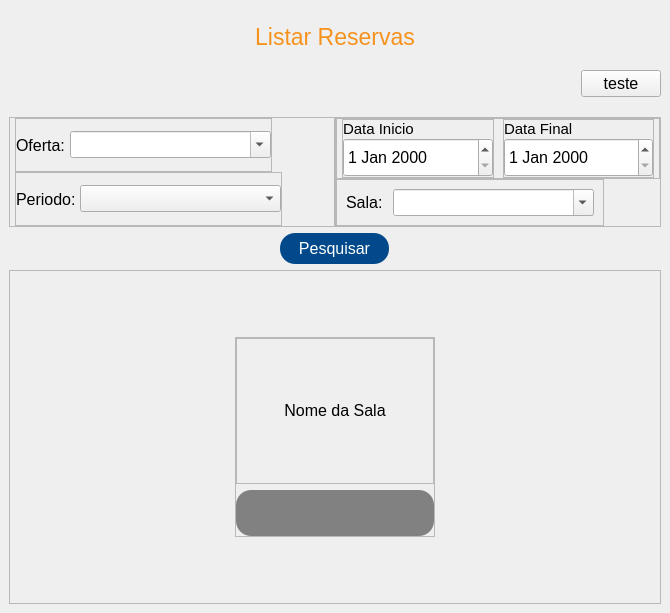
Senac-SOR-ADS/Mapa-de-Sala, file App/view/ui/pesquisa.ui: the form before one commit.
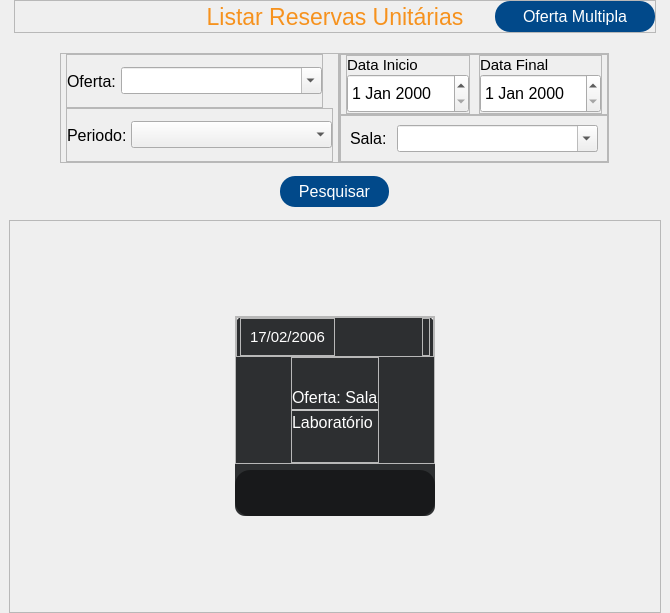
The form after the commit. Icons and pictures are not drawn.

Commit message: tela pesquisa feita

Patch:
```diff
--- a/App/view/ui/pesquisa.ui
+++ b/App/view/ui/pesquisa.ui
@@ -14,7 +14,7 @@
    <string>Form</string>
   </property>
   <property name="styleSheet">
-   <string notr="true">#titulo {
+   <string notr="true">#titulo, #titulo2 {
 	color: #f6921e;
 }
 
@@ -41,17 +41,30 @@
 	background-color: red;
 }
 
-#btnPesquisar {
+#btnPesquisar, #btnTrocarOfetaMultipla, #btnTrocarOfetaUnitaria {
 	color: #fff;
 	background-color: #01498a;
 	border-radius: 15px;
 	border: none;
 }
 
-#btnPesquisar:hover {
+#btnPesquisar:hover, #btnTrocarOfetaMultipla :hover, #btnTrocarOfetaUnitaria:hover {
 	color: #fff;
 	background-color: #f6921e;
 }
+
+#conteudo {
+	background-color: #2d2f31;
+	border-radius: 10px;
+}
+
+#conteudo QLabel {
+	color: #FFF;
+}
+
+#linhaCard {
+	background-color: #FFF;
+}
 </string>
   </property>
   <layout class="QVBoxLayout" name="verticalLayout">
@@ -72,11 +85,23 @@
    </property>
    <item>
     <widget class="QStackedWidget" name="stackReservas">
+     <property name="styleSheet">
+      <string notr="true"/>
+     </property>
      <property name="currentIndex">
       <number>0</number>
      </property>
      <widget class="QWidget" name="reservaUnica">
       <layout class="QVBoxLayout" name="verticalLayout_8">
+       <property name="spacing">
+        <number>13</number>
+       </property>
+       <property name="topMargin">
+        <number>0</number>
+       </property>
+       <property name="bottomMargin">
+        <number>0</number>
+       </property>
        <item>
         <widget class="QWidget" name="widget_3" native="true">
          <layout class="QVBoxLayout" name="verticalLayout_4">
@@ -84,48 +109,100 @@
            <number>20</number>
           </property>
           <property name="leftMargin">
-           <number>0</number>
+           <number>5</number>
           </property>
           <property name="topMargin">
-           <number>15</number>
+           <number>0</number>
           </property>
           <property name="rightMargin">
-           <number>0</number>
+           <number>5</number>
           </property>
           <property name="bottomMargin">
            <number>0</number>
           </property>
           <item>
-           <widget class="QLabel" name="titulo">
-            <property name="font">
-             <font>
-              <pointsize>17</pointsize>
-             </font>
+           <widget class="QFrame" name="frame_15">
+            <property name="frameShape">
+             <enum>QFrame::StyledPanel</enum>
             </property>
-            <property name="text">
-             <string>Listar Reservas</string>
+            <property name="frameShadow">
+             <enum>QFrame::Raised</enum>
             </property>
-            <property name="alignment">
-             <set>Qt::AlignCenter</set>
-            </property>
+            <layout class="QHBoxLayout" name="horizontalLayout_9" stretch="1,2,1">
+             <property name="spacing">
+              <number>0</number>
+             </property>
+             <property name="leftMargin">
+              <number>0</number>
+             </property>
+             <property name="topMargin">
+              <number>0</number>
+             </property>
+             <property name="rightMargin">
+              <number>0</number>
+             </property>
+             <property name="bottomMargin">
+              <number>0</number>
+             </property>
+             <item>
+              <spacer name="horizontalSpacer_2">
+               <property name="orientation">
+                <enum>Qt::Horizontal</enum>
+               </property>
+               <property name="sizeHint" stdset="0">
+                <size>
+                 <width>40</width>
+                 <height>20</height>
+                </size>
+               </property>
+              </spacer>
+             </item>
+             <item>
+              <widget class="QLabel" name="titulo">
+               <property name="sizePolicy">
+                <sizepolicy hsizetype="Expanding" vsizetype="Preferred">
+                 <horstretch>0</horstretch>
+                 <verstretch>0</verstretch>
+                </sizepolicy>
+               </property>
+               <property name="font">
+                <font>
+                 <pointsize>17</pointsize>
+                </font>
+               </property>
+               <property name="text">
+                <string>Listar Reservas Unitárias</string>
+               </property>
+               <property name="alignment">
+                <set>Qt::AlignCenter</set>
+               </property>
+              </widget>
+             </item>
+             <item>
+              <widget class="QPushButton" name="btnTrocarOfetaMultipla">
+               <property name="minimumSize">
+                <size>
+                 <width>117</width>
+                 <height>31</height>
+                </size>
+               </property>
+               <property name="font">
+                <font>
+                 <pointsize>12</pointsize>
+                </font>
+               </property>
+               <property name="cursor">
+                <cursorShape>PointingHandCursor</cursorShape>
+               </property>
+               <property name="text">
+                <string>Oferta Multipla</string>
+               </property>
+              </widget>
+             </item>
+            </layout>
            </widget>
           </item>
-          <item alignment="Qt::AlignRight">
-           <widget class="QPushButton" name="teste">
-            <property name="font">
-             <font>
-              <pointsize>12</pointsize>
-             </font>
-            </property>
-            <property name="cursor">
-             <cursorShape>PointingHandCursor</cursorShape>
-            </property>
-            <property name="text">
-             <string>teste</string>
-            </property>
-           </widget>
-          </item>
-          <item>
+          <item alignment="Qt::AlignHCenter">
            <widget class="QWidget" name="widget" native="true">
             <layout class="QHBoxLayout" name="horizontalLayout_5">
              <property name="spacing">
@@ -579,7 +656,7 @@
             <x>0</x>
             <y>0</y>
             <width>650</width>
-            <height>332</height>
+            <height>393</height>
            </rect>
           </property>
           <layout class="QGridLayout" name="gridLayout">
@@ -627,23 +704,211 @@
                 <property name="frameShadow">
                  <enum>QFrame::Raised</enum>
                 </property>
-                <layout class="QHBoxLayout" name="horizontalLayout_7">
-                 <item alignment="Qt::AlignHCenter|Qt::AlignVCenter">
-                  <widget class="QLabel" name="nomeSala">
-                   <property name="font">
-                    <font>
-                     <pointsize>12</pointsize>
-                    </font>
+                <layout class="QVBoxLayout" name="verticalLayout_11">
+                 <property name="spacing">
+                  <number>0</number>
+                 </property>
+                 <property name="leftMargin">
+                  <number>0</number>
+                 </property>
+                 <property name="topMargin">
+                  <number>0</number>
+                 </property>
+                 <property name="rightMargin">
+                  <number>0</number>
+                 </property>
+                 <property name="bottomMargin">
+                  <number>0</number>
+                 </property>
+                 <item alignment="Qt::AlignTop">
+                  <widget class="QFrame" name="frame_7">
+                   <property name="frameShape">
+                    <enum>QFrame::StyledPanel</enum>
                    </property>
-                   <property name="text">
-                    <string>Nome da Sala</string>
+                   <property name="frameShadow">
+                    <enum>QFrame::Raised</enum>
                    </property>
-                   <property name="scaledContents">
-                    <bool>true</bool>
+                   <layout class="QHBoxLayout" name="horizontalLayout_8">
+                    <property name="spacing">
+                     <number>5</number>
+                    </property>
+                    <property name="leftMargin">
+                     <number>3</number>
+                    </property>
+                    <property name="topMargin">
+                     <number>0</number>
+                    </property>
+                    <property name="rightMargin">
+                     <number>3</number>
+                    </property>
+                    <property name="bottomMargin">
+                     <number>0</number>
+                    </property>
+                    <item>
+                     <widget class="QFrame" name="frame_11">
+                      <property name="frameShape">
+                       <enum>QFrame::StyledPanel</enum>
+                      </property>
+                      <property name="frameShadow">
+                       <enum>QFrame::Raised</enum>
+                      </property>
+                      <layout class="QVBoxLayout" name="verticalLayout_9">
+                       <item>
+                        <widget class="QLabel" name="label_6">
+                         <property name="font">
+                          <font>
+                           <pointsize>11</pointsize>
+                          </font>
+                         </property>
+                         <property name="text">
+                          <string>17/02/2006</string>
+                         </property>
+                        </widget>
+                       </item>
+                      </layout>
+                     </widget>
+                    </item>
+                    <item>
+                     <spacer name="horizontalSpacer">
+                      <property name="orientation">
+                       <enum>Qt::Horizontal</enum>
+                      </property>
+                      <property name="sizeHint" stdset="0">
+                       <size>
+                        <width>40</width>
+                        <height>20</height>
+                       </size>
+                      </property>
+                     </spacer>
+                    </item>
+                    <item>
+                     <widget class="QFrame" name="frame_12">
+                      <property name="frameShape">
+                       <enum>QFrame::StyledPanel</enum>
+                      </property>
+                      <property name="frameShadow">
+                       <enum>QFrame::Raised</enum>
+                      </property>
+                      <layout class="QVBoxLayout" name="verticalLayout_10">
+                       <property name="spacing">
+                        <number>0</number>
+                       </property>
+                       <property name="leftMargin">
+                        <number>0</number>
+                       </property>
+                       <property name="topMargin">
+                        <number>0</number>
+                       </property>
+                       <property name="rightMargin">
+                        <number>0</number>
+                       </property>
+                       <property name="bottomMargin">
+                        <number>0</number>
+                       </property>
+                       <item>
+                        <widget class="QLabel" name="label_7">
+                         <property name="maximumSize">
+                          <size>
+                           <width>30</width>
+                           <height>30</height>
+                          </size>
+                         </property>
+                         <property name="font">
+                          <font>
+                           <pointsize>8</pointsize>
+                          </font>
+                         </property>
+                         <property name="text">
+                          <string/>
+                         </property>
+                         <property name="pixmap">
+                          <pixmap>icones/iconManha.png</pixmap>
+                         </property>
+                         <property name="scaledContents">
+                          <bool>true</bool>
+                         </property>
+                         <property name="alignment">
+                          <set>Qt::AlignCenter</set>
+                         </property>
+                        </widget>
+                       </item>
+                      </layout>
+                     </widget>
+                    </item>
+                   </layout>
+                  </widget>
+                 </item>
+                 <item alignment="Qt::AlignHCenter">
+                  <widget class="QFrame" name="frame_13">
+                   <property name="sizePolicy">
+                    <sizepolicy hsizetype="Expanding" vsizetype="Expanding">
+                     <horstretch>0</horstretch>
+                     <verstretch>0</verstretch>
+                    </sizepolicy>
                    </property>
-                   <property name="alignment">
-                    <set>Qt::AlignCenter</set>
+                   <property name="frameShape">
+                    <enum>QFrame::StyledPanel</enum>
                    </property>
+                   <property name="frameShadow">
+                    <enum>QFrame::Raised</enum>
+                   </property>
+                   <layout class="QVBoxLayout" name="verticalLayout_13">
+                    <property name="spacing">
+                     <number>2</number>
+                    </property>
+                    <property name="leftMargin">
+                     <number>0</number>
+                    </property>
+                    <property name="topMargin">
+                     <number>0</number>
+                    </property>
+                    <property name="rightMargin">
+                     <number>0</number>
+                    </property>
+                    <property name="bottomMargin">
+                     <number>0</number>
+                    </property>
+                    <item alignment="Qt::AlignBottom">
+                     <widget class="QLabel" name="label_8">
+                      <property name="font">
+                       <font>
+                        <pointsize>12</pointsize>
+                       </font>
+                      </property>
+                      <property name="text">
+                       <string>Oferta: Sala</string>
+                      </property>
+                     </widget>
+                    </item>
+                    <item>
+                     <widget class="QFrame" name="linhaCard">
+                      <property name="maximumSize">
+                       <size>
+                        <width>16777215</width>
+                        <height>2</height>
+                       </size>
+                      </property>
+                      <property name="frameShape">
+                       <enum>QFrame::StyledPanel</enum>
+                      </property>
+                      <property name="frameShadow">
+                       <enum>QFrame::Raised</enum>
+                      </property>
+                     </widget>
+                    </item>
+                    <item alignment="Qt::AlignTop">
+                     <widget class="QLabel" name="label_9">
+                      <property name="font">
+                       <font>
+                        <pointsize>12</pointsize>
+                       </font>
+                      </property>
+                      <property name="text">
+                       <string>Laboratório</string>
+                      </property>
+                     </widget>
+                    </item>
+                   </layout>
                   </widget>
                  </item>
                 </layout>
@@ -738,19 +1003,100 @@
       </layout>
      </widget>
      <widget class="QWidget" name="reservaMultipla">
-      <widget class="QPushButton" name="teste2">
-       <property name="geometry">
-        <rect>
-         <x>190</x>
-         <y>140</y>
-         <width>75</width>
-         <height>23</height>
-        </rect>
+      <layout class="QVBoxLayout" name="verticalLayout_12">
+       <property name="spacing">
+        <number>10</number>
        </property>
-       <property name="text">
-        <string>teste</string>
+       <property name="topMargin">
+        <number>0</number>
        </property>
-      </widget>
+       <property name="bottomMargin">
+        <number>0</number>
+       </property>
+       <item alignment="Qt::AlignTop">
+        <widget class="QFrame" name="frame_16">
+         <property name="frameShape">
+          <enum>QFrame::StyledPanel</enum>
+         </property>
+         <property name="frameShadow">
+          <enum>QFrame::Raised</enum>
+         </property>
+         <layout class="QHBoxLayout" name="horizontalLayout_7" stretch="1,2,1">
+          <property name="spacing">
+           <number>0</number>
+          </property>
+          <property name="topMargin">
+           <number>0</number>
+          </property>
+          <property name="bottomMargin">
+           <number>0</number>
+          </property>
+          <item>
+           <spacer name="horizontalSpacer_3">
+            <property name="orientation">
+             <enum>Qt::Horizontal</enum>
+            </property>
+            <property name="sizeHint" stdset="0">
+             <size>
+              <width>40</width>
+              <height>20</height>
+             </size>
+            </property>
+           </spacer>
+          </item>
+          <item alignment="Qt::AlignHCenter">
+           <widget class="QLabel" name="titulo2">
+            <property name="font">
+             <font>
+              <pointsize>17</pointsize>
+             </font>
+            </property>
+            <property name="text">
+             <string>Listar Reservas Multiplas</string>
+            </property>
+           </widget>
+          </item>
+          <item>
+           <widget class="QPushButton" name="btnTrocarOfetaUnitaria">
+            <property name="minimumSize">
+             <size>
+              <width>117</width>
+              <height>31</height>
+             </size>
+            </property>
+            <property name="font">
+             <font>
+              <pointsize>12</pointsize>
+             </font>
+            </property>
+            <property name="cursor">
+             <cursorShape>PointingHandCursor</cursorShape>
+            </property>
+            <property name="text">
+             <string>Oferta Unitária</string>
+            </property>
+           </widget>
+          </item>
+         </layout>
+        </widget>
+       </item>
+       <item>
+        <widget class="QFrame" name="frame_14">
+         <property name="sizePolicy">
+          <sizepolicy hsizetype="Expanding" vsizetype="Expanding">
+           <horstretch>0</horstretch>
+           <verstretch>0</verstretch>
+          </sizepolicy>
+         </property>
+         <property name="frameShape">
+          <enum>QFrame::StyledPanel</enum>
+         </property>
+         <property name="frameShadow">
+          <enum>QFrame::Raised</enum>
+         </property>
+        </widget>
+       </item>
+      </layout>
      </widget>
     </widget>
    </item>
```
The commit also changes 3 other files.
